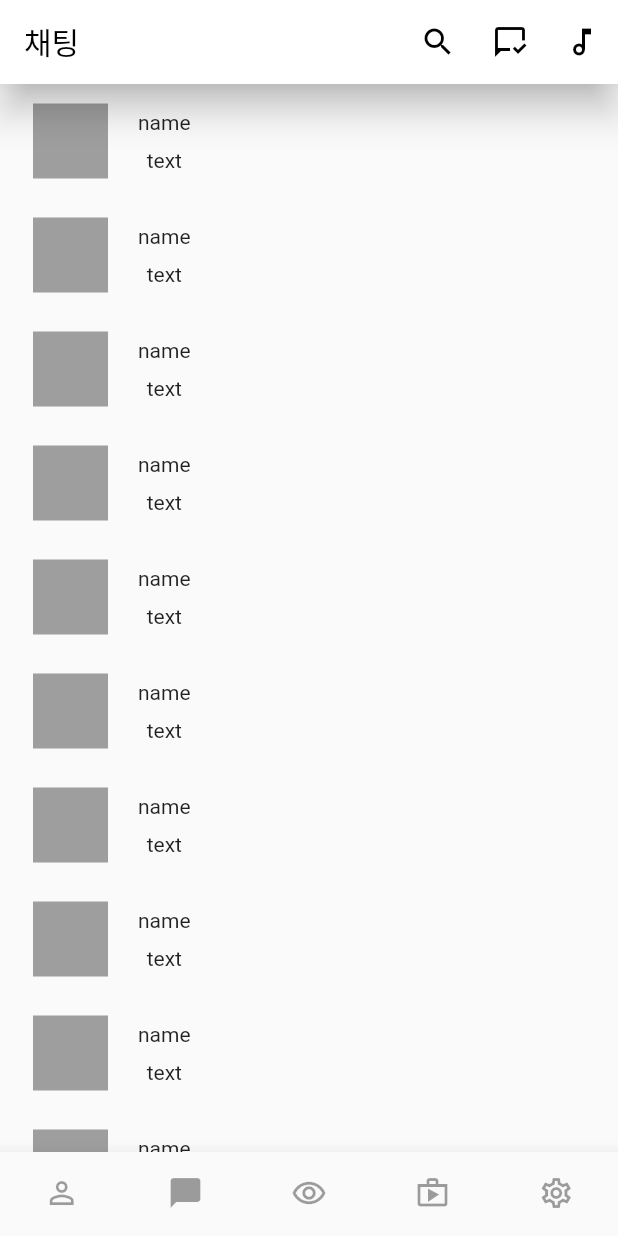
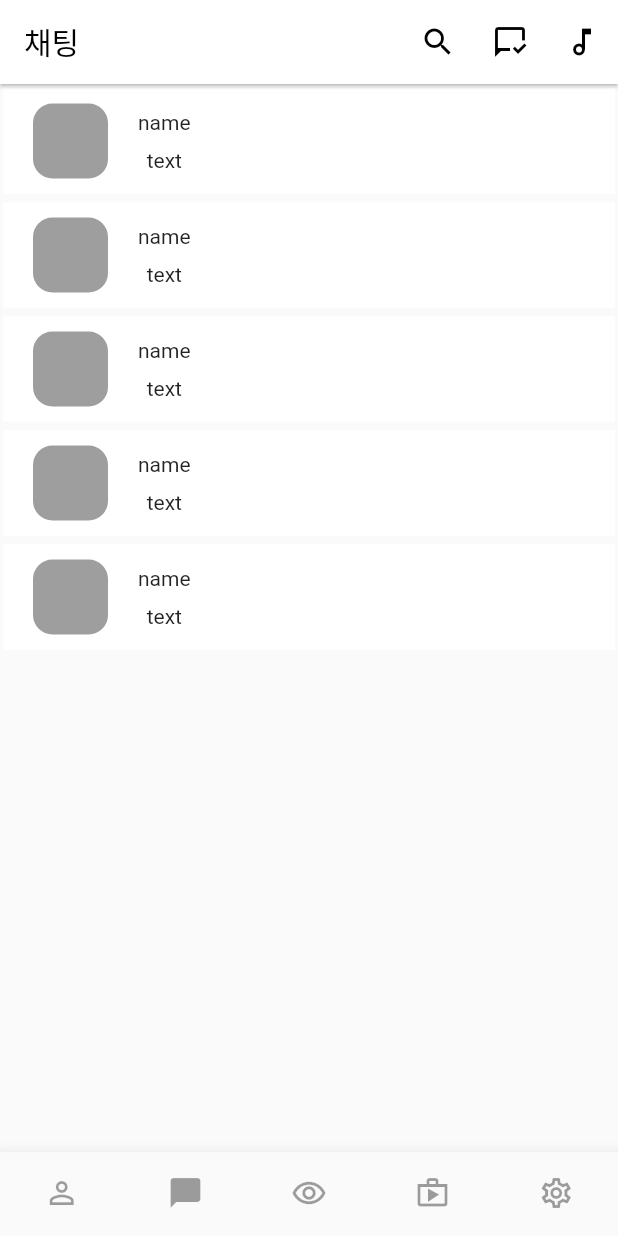
Before and after one commit to songsh927/katalkClone, a Flutter app: the screen it shows after launch, item 2 of the bottom bar chosen, after a tap on the "search" icon, on a phone screen of 412 x 824 dp. Run offline on Flutter 3.47's test engine with Material 2 defaults, Android fonts, the phone set to English and light mode, and no system bars.

Commit message:
프로필,채팅창 미완료

```diff
--- a/lib/chat.dart
+++ b/lib/chat.dart
@@ -1,4 +1,5 @@
 import 'package:flutter/material.dart';
+import 'package:katalk/chattingpage.dart';
 
 class Chat extends StatelessWidget {
   Chat({Key? key}) : super(key: key);
@@ -9,7 +10,7 @@ class Chat extends StatelessWidget {
     return Scaffold(
       appBar: AppBar(
           backgroundColor: Colors.white,
-          elevation: 10,
+          elevation: 1,
         title: Text('채팅',style: TextStyle(color: Colors.black),),
         actions:[
           IconButton(
@@ -26,8 +27,16 @@ class Chat extends StatelessWidget {
           ),
         ],
       ),
-      body: ListView.builder(itemCount: 18,controller: scroll ,itemBuilder: (c, i){
-        return Container(
+      body: ListView.builder(itemCount: 5,controller: scroll ,itemBuilder: (c, i){
+        return GestureDetector(
+          onTap: (){
+            Navigator.push(
+                context,
+                MaterialPageRoute(builder: (c) => chattingpage()),
+            );
+          },
+          child: Container(
+            color: Colors.white,
             margin: EdgeInsets.fromLTRB(2, 3, 2, 3),
             padding: EdgeInsets.fromLTRB(0, 5, 0, 5),
             width: double.infinity,
@@ -35,10 +44,13 @@ class Chat extends StatelessWidget {
             child: Row(
               children: [
                 Container(//사진
+                  decoration: BoxDecoration(
+                    color: Colors.grey,
+                    borderRadius: BorderRadius.all(Radius.circular(13))
+                  ),
                   margin: EdgeInsets.fromLTRB(20, 0, 20, 0),
                   width: 50,
                   height: 50,
-                color: Colors.grey,
                 ),
                 Column(//채팅방 이름, 내용
                   mainAxisAlignment: MainAxisAlignment.spaceEvenly,
@@ -49,6 +61,7 @@ class Chat extends StatelessWidget {
                 )
               ],
             ),
+          ),
         );
       }),
     );
--- a/lib/home.dart
+++ b/lib/home.dart
@@ -1,4 +1,5 @@
 import 'package:flutter/material.dart';
+import 'package:katalk/profilepage.dart';
 
 class Home extends StatelessWidget {
   Home({Key? key}) : super(key: key);
@@ -9,7 +10,7 @@ class Home extends StatelessWidget {
     return Scaffold(
       appBar: AppBar(
         backgroundColor: Colors.white,
-        elevation: 10,
+        elevation: 1,
         title: Text('친구',style: TextStyle(color: Colors.black),),
         actions:[
           IconButton(
@@ -26,25 +27,33 @@ class Home extends StatelessWidget {
           ),
         ],
       ),
-      body: ListView.builder(itemCount: 25, controller: scroll, itemBuilder: (c, i){
-        return Container(
+      body: ListView.builder(itemCount: 5, controller: scroll, itemBuilder: (c, i){
+        return GestureDetector(
+          onTap: (){
+            Navigator.push(
+              context,
+              MaterialPageRoute(builder: (c) => profilepage()),
+            );
+          },
+          child: Container(
+            color: Colors.white,
             width: double.infinity,
             margin: EdgeInsets.fromLTRB(2, 3, 2, 3),
-
-          height: 50,
+            height: i == 0 ? 75 : 50,
             child: Row(
               children: [
                 Container(
-                // decoration: BoxDecoration(
-                //
-                // ),
+                  decoration: BoxDecoration(
+                    color: Colors.grey,
+                    borderRadius: BorderRadius.all(Radius.circular(i == 0 ? 25 : 17)),
+                  ),
                   margin: EdgeInsets.fromLTRB(20, 0, 20, 0),
-                color: Colors.grey,
-                height: 40,
-                width: 40,
+                  height: i == 0 ? 60 : 40,
+                  width: i == 0 ? 60 : 40,
                 ),
                 Text(i == 0 ? '사용자': '친구')
               ],
+            ),
           ),
         );
       }),
--- a/lib/main.dart
+++ b/lib/main.dart
@@ -20,6 +20,7 @@ class MyApp extends StatefulWidget {
 
 class _MyAppState extends State<MyApp> {
   var tab = 0;
+  static final ValueNotifier<ThemeMode> themeNotifier = ValueNotifier(ThemeMode.light);
 
   @override
   Widget build(BuildContext context) {
--- a/lib/setting.dart
+++ b/lib/setting.dart
@@ -9,7 +9,7 @@ class Setting extends StatelessWidget {
 
       appBar: AppBar(
         backgroundColor: Colors.white,
-        elevation: 10,
+        elevation: 1,
         title: Text('설정',style: TextStyle(color: Colors.black),),
         actions:[
           IconButton(
--- a/lib/shop.dart
+++ b/lib/shop.dart
@@ -8,7 +8,7 @@ class Shop extends StatelessWidget {
     return Scaffold(
       appBar: AppBar(
         backgroundColor: Colors.white,
-        elevation: 10,
+        elevation: 1,
         title: Text('쇼핑',style: TextStyle(color: Colors.black),),
         actions:[
           IconButton(
--- a/lib/view.dart
+++ b/lib/view.dart
@@ -8,7 +8,7 @@ class View extends StatelessWidget {
     return Scaffold(
       appBar: AppBar(
         backgroundColor: Colors.white,
-        elevation: 10,
+        elevation: 1,
         title: Text('뷰',style: TextStyle(color: Colors.black),),
         actions:[
           IconButton(
```
Also changed, not shown: lib/chattingpage.dart (added, +52 -0 lines), lib/profilepage.dart (added, +48 -0 lines), 1 other file. Lines whose indentation alone changed are shown as unchanged.
